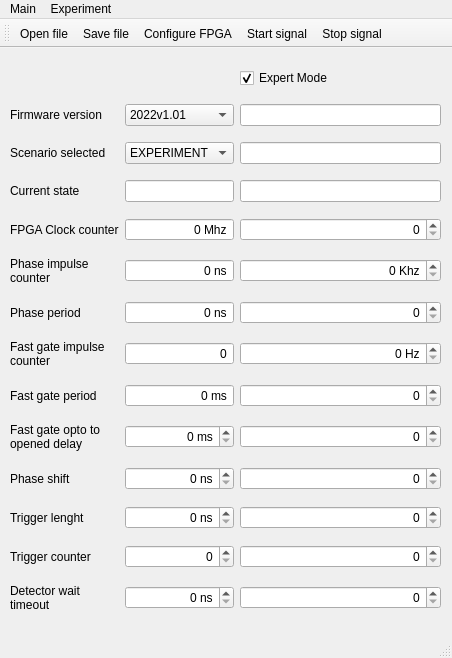
Before: the Qt Designer form synchronization_block/mainwindow.ui in gergler/synchronization-block-software, drawn with Qt 5.
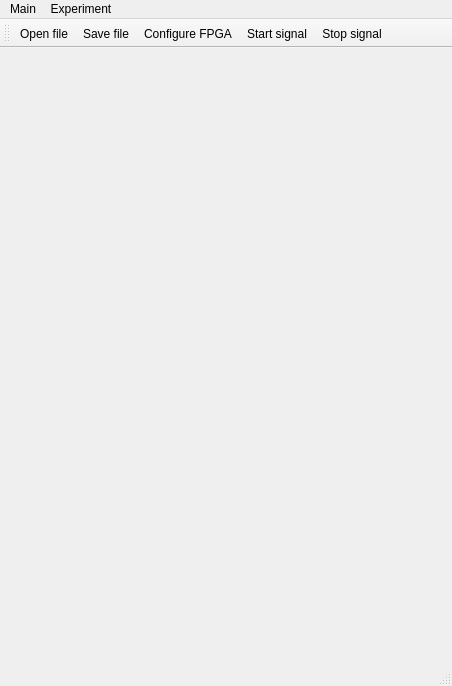
After: the same form once the commit is applied. Icons and pictures are not drawn.

Commit message: json, expert_mode, register

What changed in the file:
```diff
--- a/synchronization_block/mainwindow.ui
+++ b/synchronization_block/mainwindow.ui
@@ -2,16 +2,19 @@
 <ui version="4.0">
  <class>MainWindow</class>
  <widget class="QMainWindow" name="MainWindow">
+  <property name="enabled">
+   <bool>true</bool>
+  </property>
   <property name="geometry">
    <rect>
     <x>0</x>
     <y>0</y>
     <width>452</width>
-    <height>658</height>
+    <height>686</height>
    </rect>
   </property>
   <property name="sizePolicy">
-   <sizepolicy hsizetype="Minimum" vsizetype="Minimum">
+   <sizepolicy hsizetype="Minimum" vsizetype="Preferred">
     <horstretch>0</horstretch>
     <verstretch>0</verstretch>
    </sizepolicy>
@@ -38,405 +41,35 @@
    <widget class="QWidget" name="layoutWidget">
     <property name="geometry">
      <rect>
+      <x>9</x>
+      <y>-1</y>
+      <width>431</width>
+      <height>101</height>
+     </rect>
+    </property>
+    <layout class="QGridLayout" name="gridLayout"/>
+   </widget>
+   <widget class="QWidget" name="gridLayoutWidget_2">
+    <property name="geometry">
+     <rect>
       <x>10</x>
-      <y>10</y>
+      <y>100</y>
       <width>431</width>
-      <height>571</height>
+      <height>271</height>
      </rect>
     </property>
-    <layout class="QGridLayout" name="gridLayout">
-     <property name="sizeConstraint">
-      <enum>QLayout::SetDefaultConstraint</enum>
-     </property>
-     <item row="2" column="1" colspan="2">
-      <widget class="QComboBox" name="firmware_version_combobox">
-       <item>
-        <property name="text">
-         <string>2022v1.01</string>
-        </property>
-       </item>
-      </widget>
-     </item>
-     <item row="12" column="1" colspan="2">
-      <widget class="QSpinBox" name="spinBox_8">
-       <property name="alignment">
-        <set>Qt::AlignRight|Qt::AlignTrailing|Qt::AlignVCenter</set>
-       </property>
-       <property name="buttonSymbols">
-        <enum>QAbstractSpinBox::NoButtons</enum>
-       </property>
-       <property name="suffix">
-        <string> ns</string>
-       </property>
-      </widget>
-     </item>
-     <item row="13" column="0">
-      <widget class="QLabel" name="fg_impulse_counter_label">
-       <property name="text">
-        <string>Fast gate impulse
-counter</string>
-       </property>
-      </widget>
-     </item>
-     <item row="13" column="1" colspan="2">
-      <widget class="QSpinBox" name="spinBox_7">
-       <property name="alignment">
-        <set>Qt::AlignRight|Qt::AlignTrailing|Qt::AlignVCenter</set>
-       </property>
-       <property name="buttonSymbols">
-        <enum>QAbstractSpinBox::NoButtons</enum>
-       </property>
-       <property name="suffix">
-        <string/>
-       </property>
-      </widget>
-     </item>
-     <item row="5" column="3">
-      <widget class="QLineEdit" name="scenario_line_edit"/>
-     </item>
-     <item row="11" column="1" colspan="2">
-      <widget class="QSpinBox" name="spinBox_9">
-       <property name="alignment">
-        <set>Qt::AlignRight|Qt::AlignTrailing|Qt::AlignVCenter</set>
-       </property>
-       <property name="buttonSymbols">
-        <enum>QAbstractSpinBox::NoButtons</enum>
-       </property>
-       <property name="suffix">
-        <string> ns</string>
-       </property>
-      </widget>
-     </item>
-     <item row="10" column="1" colspan="2">
-      <widget class="QSpinBox" name="spinBox_10">
-       <property name="alignment">
-        <set>Qt::AlignRight|Qt::AlignTrailing|Qt::AlignVCenter</set>
-       </property>
-       <property name="buttonSymbols">
-        <enum>QAbstractSpinBox::NoButtons</enum>
-       </property>
-       <property name="suffix">
-        <string> Mhz</string>
-       </property>
-      </widget>
-     </item>
-     <item row="18" column="0">
-      <widget class="QLabel" name="trigger_counter_label">
-       <property name="text">
-        <string>Trigger counter</string>
-       </property>
-      </widget>
-     </item>
-     <item row="19" column="3">
-      <widget class="QSpinBox" name="expert_detector_wait_timeout_spinBox">
-       <property name="alignment">
-        <set>Qt::AlignRight|Qt::AlignTrailing|Qt::AlignVCenter</set>
-       </property>
-       <property name="buttonSymbols">
-        <enum>QAbstractSpinBox::UpDownArrows</enum>
-       </property>
-       <property name="suffix">
-        <string/>
-       </property>
-      </widget>
-     </item>
-     <item row="13" column="3">
-      <widget class="QSpinBox" name="spinBox_17">
-       <property name="alignment">
-        <set>Qt::AlignRight|Qt::AlignTrailing|Qt::AlignVCenter</set>
-       </property>
-       <property name="buttonSymbols">
-        <enum>QAbstractSpinBox::UpDownArrows</enum>
-       </property>
-       <property name="suffix">
-        <string> Hz</string>
-       </property>
-      </widget>
-     </item>
-     <item row="14" column="0">
-      <widget class="QLabel" name="fg_period_label">
-       <property name="text">
-        <string>Fast gate period</string>
-       </property>
-      </widget>
-     </item>
-     <item row="16" column="1" colspan="2">
-      <widget class="QSpinBox" name="spinBox_4">
-       <property name="alignment">
-        <set>Qt::AlignRight|Qt::AlignTrailing|Qt::AlignVCenter</set>
-       </property>
-       <property name="suffix">
-        <string> ns</string>
-       </property>
-      </widget>
-     </item>
-     <item row="5" column="0">
-      <widget class="QLabel" name="scenario_label">
-       <property name="text">
-        <string>Scenario selected</string>
-       </property>
-      </widget>
-     </item>
-     <item row="10" column="0">
-      <widget class="QLabel" name="fpga_clock_counter_label">
-       <property name="text">
-        <string>FPGA Clock counter</string>
-       </property>
-      </widget>
-     </item>
-     <item row="14" column="3">
-      <widget class="QSpinBox" name="spinBox_16">
-       <property name="alignment">
-        <set>Qt::AlignRight|Qt::AlignTrailing|Qt::AlignVCenter</set>
-       </property>
-       <property name="buttonSymbols">
-        <enum>QAbstractSpinBox::UpDownArrows</enum>
-       </property>
-       <property name="suffix">
-        <string/>
-       </property>
-      </widget>
-     </item>
-     <item row="17" column="1" colspan="2">
-      <widget class="QSpinBox" name="spinBox_2">
-       <property name="alignment">
-        <set>Qt::AlignRight|Qt::AlignTrailing|Qt::AlignVCenter</set>
-       </property>
-       <property name="suffix">
-        <string> ns</string>
-       </property>
-      </widget>
-     </item>
-     <item row="11" column="0">
-      <widget class="QLabel" name="phase_impulse_counter_label">
-       <property name="text">
-        <string>Phase impulse
-counter</string>
-       </property>
-      </widget>
-     </item>
-     <item row="2" column="3">
-      <widget class="QLineEdit" name="firmware_version_line_edit"/>
-     </item>
-     <item row="5" column="1" colspan="2">
-      <widget class="QComboBox" name="scenario_combobox">
-       <item>
-        <property name="text">
-         <string>EXPERIMENT</string>
-        </property>
-       </item>
-       <item>
-        <property name="text">
-         <string>CALIBRATION</string>
-        </property>
-       </item>
-      </widget>
-     </item>
-     <item row="16" column="0">
-      <widget class="QLabel" name="phase_shift_label">
-       <property name="text">
-        <string>Phase shift</string>
-       </property>
-      </widget>
-     </item>
-     <item row="14" column="1" colspan="2">
-      <widget class="QSpinBox" name="spinBox_6">
-       <property name="alignment">
-        <set>Qt::AlignRight|Qt::AlignTrailing|Qt::AlignVCenter</set>
-       </property>
-       <property name="buttonSymbols">
-        <enum>QAbstractSpinBox::NoButtons</enum>
-       </property>
-       <property name="suffix">
-        <string> ms</string>
-       </property>
-      </widget>
-     </item>
-     <item row="18" column="3">
-      <widget class="QSpinBox" name="spinBox_12">
-       <property name="alignment">
-        <set>Qt::AlignRight|Qt::AlignTrailing|Qt::AlignVCenter</set>
-       </property>
-       <property name="buttonSymbols">
-        <enum>QAbstractSpinBox::UpDownArrows</enum>
-       </property>
-       <property name="suffix">
-        <string/>
-       </property>
-      </widget>
-     </item>
-     <item row="17" column="0">
-      <widget class="QLabel" name="trigger_lenght_label">
-       <property name="text">
-        <string>Trigger lenght</string>
-       </property>
-      </widget>
-     </item>
-     <item row="12" column="3">
-      <widget class="QSpinBox" name="spinBox_18">
-       <property name="alignment">
-        <set>Qt::AlignRight|Qt::AlignTrailing|Qt::AlignVCenter</set>
-       </property>
-       <property name="buttonSymbols">
-        <enum>QAbstractSpinBox::UpDownArrows</enum>
-       </property>
-       <property name="suffix">
-        <string/>
-       </property>
-      </widget>
-     </item>
-     <item row="6" column="0">
-      <widget class="QLabel" name="current_state_label">
-       <property name="text">
-        <string>Current state</string>
-       </property>
-      </widget>
-     </item>
-     <item row="15" column="3">
-      <widget class="QSpinBox" name="spinBox_15">
-       <property name="alignment">
-        <set>Qt::AlignRight|Qt::AlignTrailing|Qt::AlignVCenter</set>
-       </property>
-       <property name="buttonSymbols">
-        <enum>QAbstractSpinBox::UpDownArrows</enum>
-       </property>
-       <property name="suffix">
-        <string/>
-       </property>
-      </widget>
-     </item>
-     <item row="6" column="3">
-      <widget class="QLineEdit" name="current_state_line_edit"/>
-     </item>
-     <item row="12" column="0">
-      <widget class="QLabel" name="phase_period_label">
-       <property name="text">
-        <string>Phase period </string>
-       </property>
-      </widget>
-     </item>
-     <item row="15" column="1" colspan="2">
-      <widget class="QSpinBox" name="spinBox_5">
-       <property name="alignment">
-        <set>Qt::AlignRight|Qt::AlignTrailing|Qt::AlignVCenter</set>
-       </property>
-       <property name="suffix">
-        <string> ms</string>
-       </property>
-      </widget>
-     </item>
-     <item row="2" column="0">
-      <widget class="QLabel" name="firmware_version_label">
-       <property name="text">
-        <string>Firmware version</string>
-       </property>
-      </widget>
-     </item>
-     <item row="17" column="3">
-      <widget class="QSpinBox" name="spinBox_13">
-       <property name="alignment">
-        <set>Qt::AlignRight|Qt::AlignTrailing|Qt::AlignVCenter</set>
-       </property>
-       <property name="buttonSymbols">
-        <enum>QAbstractSpinBox::UpDownArrows</enum>
-       </property>
-       <property name="suffix">
-        <string/>
-       </property>
-      </widget>
-     </item>
-     <item row="19" column="1" colspan="2">
-      <widget class="QSpinBox" name="detector_wait_timeout_spinBox">
-       <property name="alignment">
-        <set>Qt::AlignRight|Qt::AlignTrailing|Qt::AlignVCenter</set>
-       </property>
-       <property name="suffix">
-        <string> ns</string>
-       </property>
-      </widget>
-     </item>
-     <item row="10" column="3">
-      <widget class="QSpinBox" name="spinBox_20">
-       <property name="alignment">
-        <set>Qt::AlignRight|Qt::AlignTrailing|Qt::AlignVCenter</set>
-       </property>
-       <property name="buttonSymbols">
-        <enum>QAbstractSpinBox::UpDownArrows</enum>
-       </property>
-       <property name="suffix">
-        <string/>
-       </property>
-      </widget>
-     </item>
-     <item row="11" column="3">
-      <widget class="QSpinBox" name="spinBox_19">
-       <property name="alignment">
-        <set>Qt::AlignRight|Qt::AlignTrailing|Qt::AlignVCenter</set>
-       </property>
-       <property name="buttonSymbols">
-        <enum>QAbstractSpinBox::UpDownArrows</enum>
-       </property>
-       <property name="suffix">
-        <string> Khz</string>
-       </property>
-      </widget>
-     </item>
-     <item row="15" column="0">
-      <widget class="QLabel" name="fg_opto_to_open_delay_label">
-       <property name="text">
-        <string>Fast gate opto to
-opened delay</string>
-       </property>
-      </widget>
-     </item>
-     <item row="16" column="3">
-      <widget class="QSpinBox" name="spinBox_14">
-       <property name="alignment">
-        <set>Qt::AlignRight|Qt::AlignTrailing|Qt::AlignVCenter</set>
-       </property>
-       <property name="buttonSymbols">
-        <enum>QAbstractSpinBox::UpDownArrows</enum>
-       </property>
-       <property name="suffix">
-        <string/>
-       </property>
-      </widget>
-     </item>
-     <item row="18" column="1" colspan="2">
-      <widget class="QSpinBox" name="spinBox_3">
-       <property name="alignment">
-        <set>Qt::AlignRight|Qt::AlignTrailing|Qt::AlignVCenter</set>
-       </property>
-       <property name="suffix">
-        <string/>
-       </property>
-      </widget>
-     </item>
-     <item row="0" column="3">
-      <widget class="QCheckBox" name="expert_mode_checkbox">
-       <property name="text">
-        <string>Expert Mode</string>
-       </property>
-       <property name="checkable">
-        <bool>true</bool>
-       </property>
-       <property name="checked">
-        <bool>true</bool>
-       </property>
-      </widget>
-     </item>
-     <item row="19" column="0">
-      <widget class="QLabel" name="detector_wait_timeout_label">
-       <property name="text">
-        <string>Detector wait
-timeout</string>
-       </property>
-      </widget>
-     </item>
-     <item row="6" column="1" colspan="2">
-      <widget class="QLineEdit" name="current_state_line_edit_2"/>
-     </item>
-    </layout>
+    <layout class="QGridLayout" name="gridLayout_reg"/>
+   </widget>
+   <widget class="QWidget" name="gridLayoutWidget_3">
+    <property name="geometry">
+     <rect>
+      <x>10</x>
+      <y>370</y>
+      <width>431</width>
+      <height>221</height>
+     </rect>
+    </property>
+    <layout class="QGridLayout" name="gridLayout_parameters"/>
    </widget>
   </widget>
   <widget class="QMenuBar" name="menubar">
```
Left out of the diff: 2 changed lines with no effect on the pictures. The commit also changes 15 other files.
